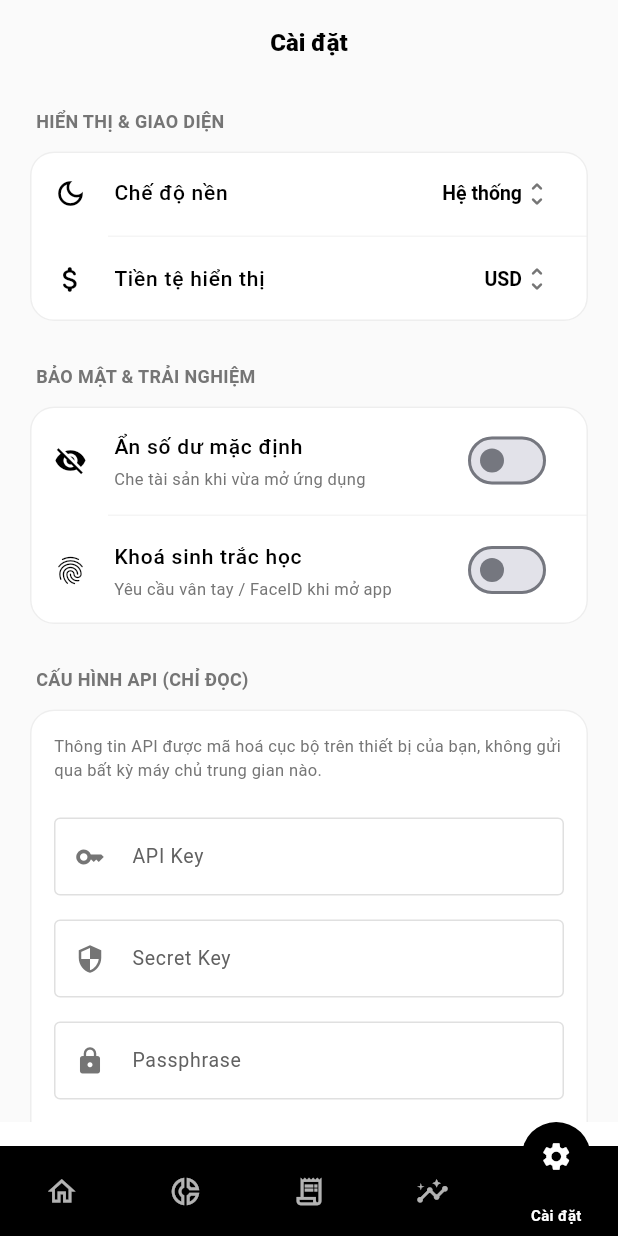
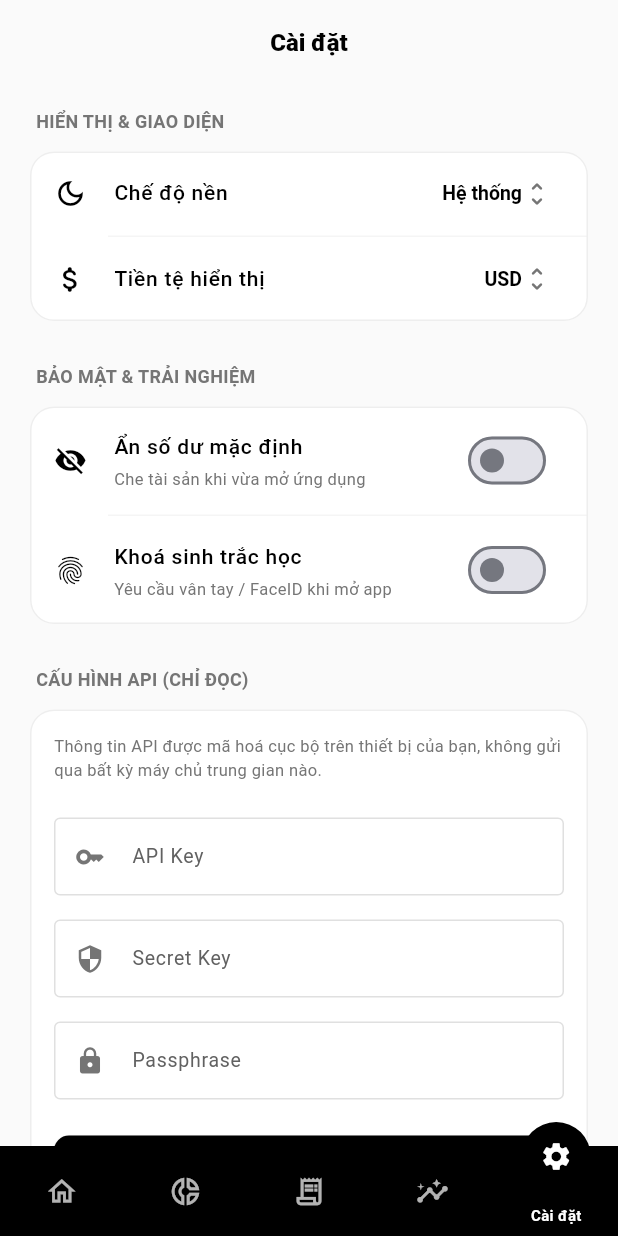
Before and after one commit to locnguyenhuu0024/trading_balance_f, a Flutter app: the screen it shows after launch, item 5 of the bottom bar chosen, on a phone screen of 412 x 824 dp. Run offline on Flutter 3.47's test engine with Material 3 defaults, Android fonts, the phone set to English and light mode, and no system bars; our stand-ins replace dio, flutter_local_notifications, flutter_riverpod, flutter_secure_storage, freezed_annotation, local_auth and 1 more; missing offline and left inert: flutter_background_service, flutter_background_service_android; network calls fail.

Commit message:
New navigation bar

```diff
--- a/lib/core/navigation/trading_navigation_bar.dart
+++ b/lib/core/navigation/trading_navigation_bar.dart
@@ -65,7 +65,8 @@
       child: SafeArea(
         top: false,
         child: SizedBox(
-          height: 76,
+          key: const Key('navigation-bar-layout'),
+          height: 60,
           child: LayoutBuilder(
             builder: (context, constraints) {
               final islandWidth = constraints.maxWidth;
@@ -73,15 +74,11 @@
               return Center(
                 child: SizedBox(
                   width: islandWidth,
-                  height: 76,
+                  height: 60,
                   child: Stack(
                     clipBehavior: Clip.none,
                     children: [
-                      Positioned(
-                        top: 16,
-                        right: 0,
-                        bottom: 0,
-                        left: 0,
+                      Positioned.fill(
                         child: Material(
                           key: const Key('navigation-bar-surface'),
                           color: surfaceColor,
@@ -108,7 +105,7 @@
                                     clipBehavior: Clip.none,
                                     children: [
                                       Positioned(
-                                        top: 0,
+                                        top: -16,
                                         right: 0,
                                         left: 0,
                                         child: AnimatedSlide(
```
Also changed, not shown: 3 other files.
